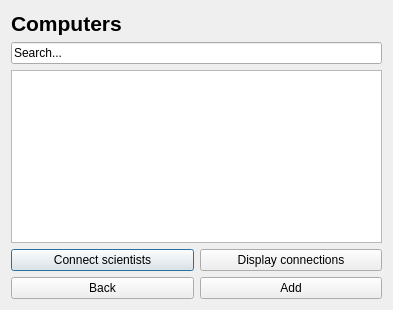
Old version of the form computerbase.ui in the repository AndriM/Vika3.
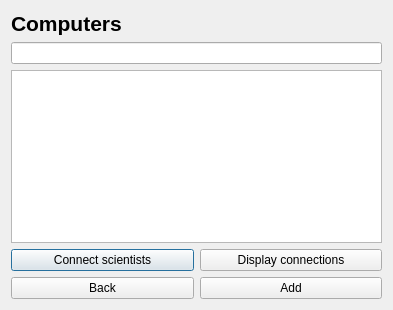
New version of the form.

The edit to the form file:
```diff
--- a/computerbase.ui
+++ b/computerbase.ui
@@ -62,7 +62,7 @@
    <item row="1" column="0" colspan="2">
     <widget class="QLineEdit" name="searchLine">
      <property name="text">
-      <string>Search...</string>
+      <string/>
      </property>
     </widget>
    </item>
```
